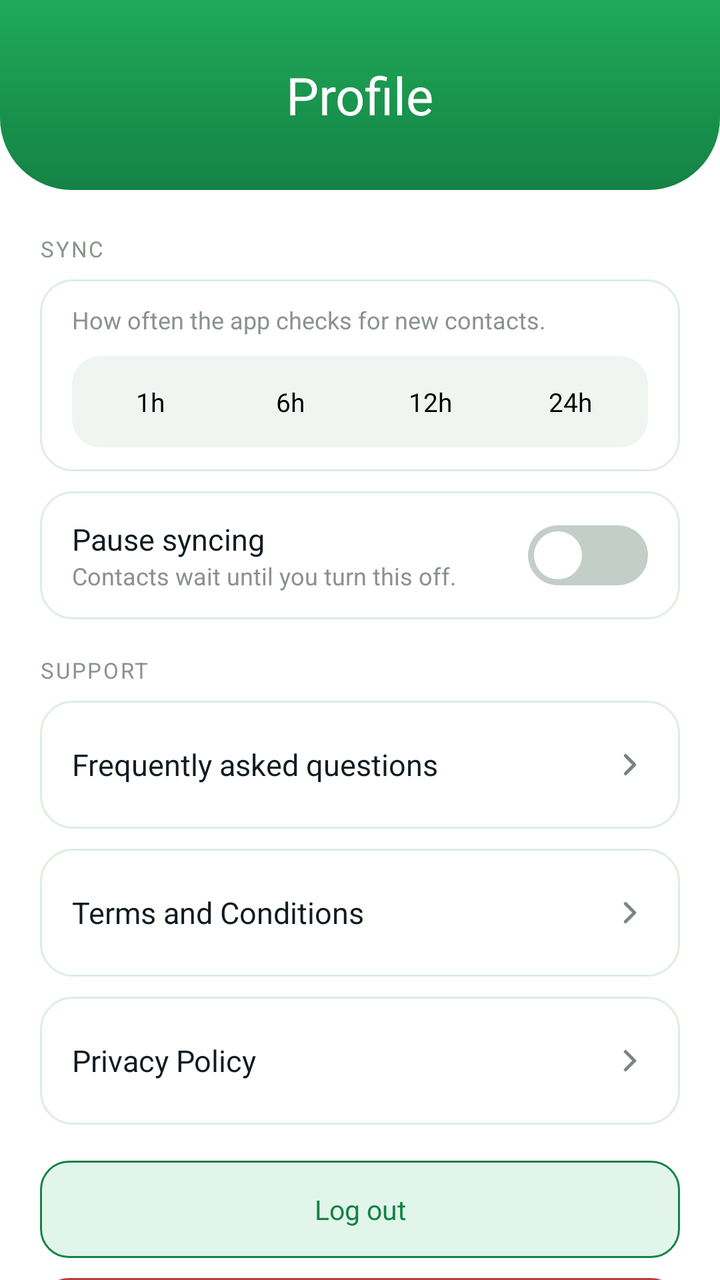
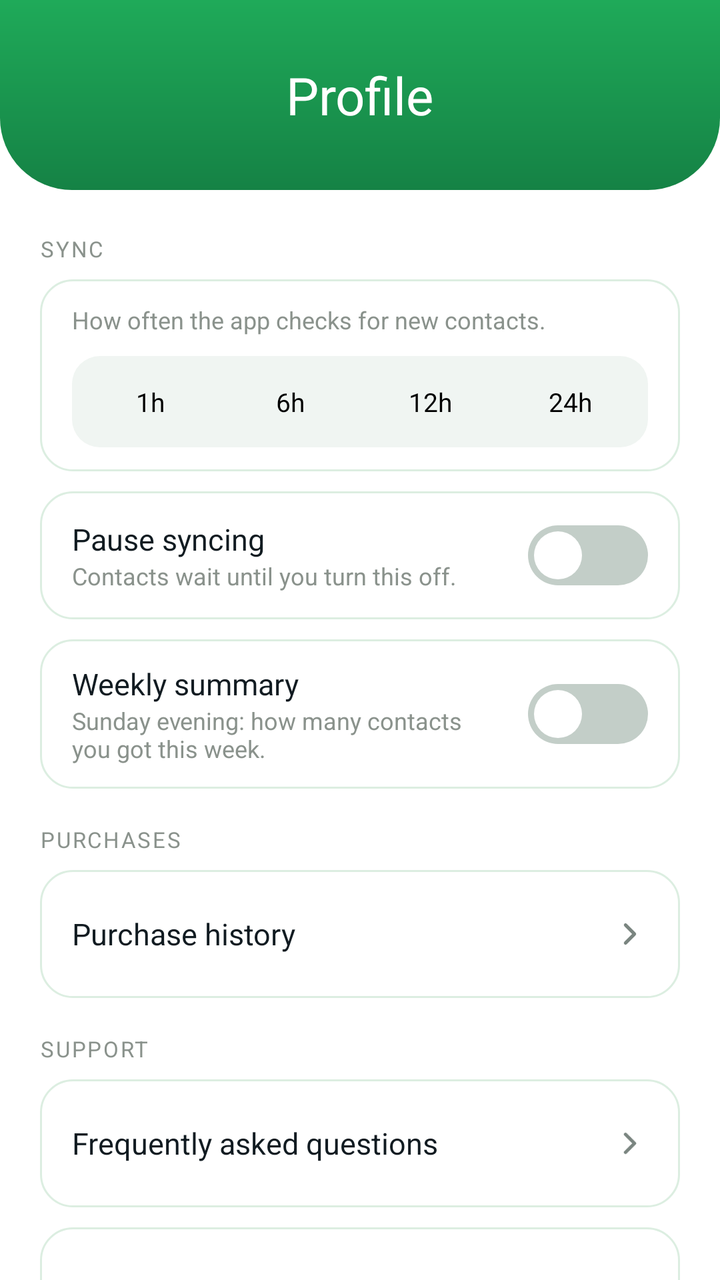

The first picture is an Android layout as it rendered before a commit; the second is the same layout after the commit. The layout source and the unified diff follow.
<!-- AndroidManifest.xml: application theme Theme.ViewGrow.Starting -->
<!-- res/layout/fragment_profile.xml -->
<?xml version="1.0" encoding="utf-8"?>
<LinearLayout xmlns:android="http://schemas.android.com/apk/res/android"
    xmlns:app="http://schemas.android.com/apk/res-auto"
    android:layout_width="match_parent"
    android:layout_height="match_parent"
    android:background="@color/surface"
    android:orientation="vertical">

    
    <LinearLayout
        android:id="@+id/hero"
        android:layout_width="match_parent"
        android:layout_height="wrap_content"
        android:background="@drawable/bg_hero"
        android:gravity="center_horizontal"
        android:orientation="vertical"
        android:paddingTop="30dp"
        android:paddingBottom="30dp">
        <LinearLayout
            android:layout_width="wrap_content"
            android:layout_height="wrap_content"
            android:gravity="center_vertical"
            android:orientation="horizontal">
            <TextView
                android:layout_width="wrap_content"
                android:layout_height="wrap_content"
                android:tag="extrabold"
                android:text="Profile"
                android:textColor="@color/white"
                android:textSize="26sp" />
        </LinearLayout>
    </LinearLayout>

    <ScrollView
        android:layout_width="match_parent"
        android:layout_height="0dp"
        android:layout_weight="1"
        android:clipToPadding="false"
        android:paddingBottom="90dp"
        android:scrollbars="none">

        
        <LinearLayout
            android:layout_width="match_parent"
            android:layout_height="wrap_content"
            android:orientation="vertical"
            android:paddingStart="20dp"
            android:paddingTop="22dp"
            android:paddingEnd="20dp"
            android:paddingBottom="20dp">

            <TextView style="@style/SectionLabel" android:layout_marginTop="0dp" android:text="SYNC" />

            
            <LinearLayout
                android:id="@+id/row_interval"
                style="@style/SettingRow"
                android:orientation="vertical"
                android:gravity="start">
                <TextView style="@style/SettingSub" android:text="How often the app checks for new contacts." />
                <LinearLayout
                    android:layout_width="match_parent"
                    android:layout_height="wrap_content"
                    android:layout_marginTop="10dp"
                    android:background="@drawable/bg_seg_track"
                    android:orientation="horizontal"
                    android:padding="4dp">
                    <TextView
                        android:id="@+id/seg_1"
                        android:layout_width="0dp"
                        android:layout_height="wrap_content"
                        android:layout_weight="1"
                        android:gravity="center"
                        android:paddingTop="10dp"
                        android:paddingBottom="10dp"
                        android:tag="semibold"
                        android:text="1h"
                        android:textSize="13sp" />
                    <TextView
                        android:id="@+id/seg_6"
                        android:layout_width="0dp"
                        android:layout_height="wrap_content"
                        android:layout_weight="1"
                        android:gravity="center"
                        android:paddingTop="10dp"
                        android:paddingBottom="10dp"
                        android:tag="semibold"
                        android:text="6h"
                        android:textSize="13sp" />
                    <TextView
                        android:id="@+id/seg_12"
                        android:layout_width="0dp"
                        android:layout_height="wrap_content"
                        android:layout_weight="1"
                        android:gravity="center"
                        android:paddingTop="10dp"
                        android:paddingBottom="10dp"
                        android:tag="semibold"
                        android:text="12h"
                        android:textSize="13sp" />
                    <TextView
                        android:id="@+id/seg_24"
                        android:layout_width="0dp"
                        android:layout_height="wrap_content"
                        android:layout_weight="1"
                        android:gravity="center"
                        android:paddingTop="10dp"
                        android:paddingBottom="10dp"
                        android:tag="semibold"
                        android:text="24h"
                        android:textSize="13sp" />
                </LinearLayout>
            </LinearLayout>

            <LinearLayout style="@style/SettingRow">
                <LinearLayout
                    android:layout_width="0dp"
                    android:layout_height="wrap_content"
                    android:layout_weight="1"
                    android:orientation="vertical">
                    <TextView style="@style/SettingTitle" android:text="Pause syncing" />
                    <TextView style="@style/SettingSub" android:text="Contacts wait until you turn this off." />
                </LinearLayout>
                <androidx.appcompat.widget.SwitchCompat
                    android:id="@+id/sw_pause"
                    style="@style/SettingSwitch" />
            </LinearLayout>

            <TextView style="@style/SectionLabel" android:text="SUPPORT" />

            <LinearLayout
                android:id="@+id/row_help"
                style="@style/SettingRow"
                android:clickable="true"
                android:focusable="true">
                <TextView style="@style/SettingTitle" android:layout_width="0dp" android:layout_weight="1" android:text="Frequently asked questions" />
                <ImageView
                    android:layout_width="18dp"
                    android:layout_height="18dp"
                    android:contentDescription="@null"
                    android:src="@drawable/ic_chevron_right" />
            </LinearLayout>

            <LinearLayout
                android:id="@+id/row_terms"
                style="@style/SettingRow"
                android:clickable="true"
                android:focusable="true">
                <TextView style="@style/SettingTitle" android:layout_width="0dp" android:layout_weight="1" android:text="Terms and Conditions" />
                <ImageView
                    android:layout_width="18dp"
                    android:layout_height="18dp"
                    android:contentDescription="@null"
                    android:src="@drawable/ic_chevron_right" />
            </LinearLayout>

            <LinearLayout
                android:id="@+id/row_privacy"
                style="@style/SettingRow"
                android:clickable="true"
                android:focusable="true">
                <TextView style="@style/SettingTitle" android:layout_width="0dp" android:layout_weight="1" android:text="Privacy Policy" />
                <ImageView
                    android:layout_width="18dp"
                    android:layout_height="18dp"
                    android:contentDescription="@null"
                    android:src="@drawable/ic_chevron_right" />
            </LinearLayout>

            
            <TextView
                android:id="@+id/btn_logout"
                android:layout_width="match_parent"
                android:layout_height="wrap_content"
                android:layout_marginTop="8dp"
                android:background="@drawable/bg_logout"
                android:clickable="true"
                android:focusable="true"
                android:gravity="center"
                android:paddingTop="15dp"
                android:paddingBottom="15dp"
                android:tag="bold"
                android:text="Log out"
                android:textColor="@color/green_text"
                android:textSize="13.5sp" />

            <TextView
                android:id="@+id/btn_delete"
                android:layout_width="match_parent"
                android:layout_height="wrap_content"
                android:layout_marginTop="10dp"
                android:background="@drawable/bg_delete"
                android:clickable="true"
                android:focusable="true"
                android:gravity="center"
                android:paddingTop="15dp"
                android:paddingBottom="15dp"
                android:tag="bold"
                android:text="Delete My Contacts"
                android:textColor="@color/red_dark"
                android:textSize="13.5sp" />

            <TextView
                android:id="@+id/version"
                android:layout_width="match_parent"
                android:layout_height="wrap_content"
                android:layout_marginTop="16dp"
                android:gravity="center"
                android:textColor="@color/muted"
                android:textSize="12sp" />
        </LinearLayout>
    </ScrollView>
</LinearLayout>
<!-- resources referenced by this layout -->
<resources>
  <color name="green_text">#158245</color>
  <color name="muted">#8A928C</color>
  <color name="red_dark">#B3413D</color>
  <color name="surface">#FFFFFF</color>
  <color name="white">#FFFFFF</color>
  <!-- drawable bg_delete (drawable) -->
  <?xml version="1.0" encoding="utf-8"?>
  <shape xmlns:android="http://schemas.android.com/apk/res/android" android:shape="rectangle">
      <solid android:color="@color/red_bg" />
      <stroke android:width="1dp" android:color="@color/red_dark" />
      <corners android:radius="14dp" />
  </shape>
  <!-- drawable bg_hero (drawable) -->
  <?xml version="1.0" encoding="utf-8"?>
  <shape xmlns:android="http://schemas.android.com/apk/res/android" android:shape="rectangle">
      <gradient android:angle="270" android:startColor="@color/green" android:endColor="@color/green_dark" />
      <corners android:bottomLeftRadius="36dp" android:bottomRightRadius="36dp" />
  </shape>
  <!-- drawable bg_logout (drawable) -->
  <?xml version="1.0" encoding="utf-8"?>
  <shape xmlns:android="http://schemas.android.com/apk/res/android" android:shape="rectangle">
      <solid android:color="@color/tint" />
      <stroke android:width="1dp" android:color="@color/green_text" />
      <corners android:radius="14dp" />
  </shape>
  <!-- drawable bg_seg_track (drawable) -->
  <?xml version="1.0" encoding="utf-8"?>
  <shape xmlns:android="http://schemas.android.com/apk/res/android" android:shape="rectangle">
      <solid android:color="@color/seg_track" />
      <corners android:radius="14dp" />
  </shape>
  <style name="SettingSub">
          <item name="android:layout_width">wrap_content</item>
          <item name="android:layout_height">wrap_content</item>
          <item name="android:textColor">@color/muted</item>
          <item name="android:textSize">12sp</item>
      </style>
  <style name="SettingTitle">
          <item name="android:layout_width">wrap_content</item>
          <item name="android:layout_height">wrap_content</item>
          <item name="android:tag">semibold</item>
          <item name="android:textColor">@color/dark</item>
          <item name="android:textSize">15sp</item>
      </style>
  <style name="Theme.ViewGrow.Starting" parent="Theme.SplashScreen">
          <item name="windowSplashScreenBackground">@color/splash_bg</item>
          <item name="windowSplashScreenAnimatedIcon">@drawable/splash_icon</item>
          <item name="postSplashScreenTheme">@style/Theme.ViewGrow</item>
      </style>
  <color name="red_bg">#FBEAE9</color>
  <color name="green">#1FAA59</color>
  <color name="green_dark">#158245</color>
  <color name="tint">#E1F5EB</color>
  <color name="seg_track">#F0F5F2</color>
  <color name="text2">#7A8580</color>
  <!-- drawable bg_card (drawable) -->
  <?xml version="1.0" encoding="utf-8"?>
  <shape xmlns:android="http://schemas.android.com/apk/res/android" android:shape="rectangle">
      <solid android:color="@color/surface" />
      <stroke android:width="1dp" android:color="@color/border" />
      <corners android:radius="16dp" />
  </shape>
  <!-- drawable switch_thumb_shape (drawable) -->
  <?xml version="1.0" encoding="utf-8"?>
  <layer-list xmlns:android="http://schemas.android.com/apk/res/android">
      <item
          android:left="3dp"
          android:top="3dp"
          android:right="3dp"
          android:bottom="3dp">
          <shape android:shape="oval">
              <size android:width="24dp" android:height="24dp" />
              <solid android:color="#FFFFFFFF" />
          </shape>
      </item>
  </layer-list>
  <!-- drawable switch_track_shape (drawable) -->
  <?xml version="1.0" encoding="utf-8"?>
  <shape xmlns:android="http://schemas.android.com/apk/res/android" android:shape="rectangle">
      <size android:width="52dp" android:height="30dp" />
      <corners android:radius="15dp" />
      <solid android:color="#FFFFFFFF" />
  </shape>
  <color name="dark">#111B21</color>
  <color name="splash_bg">#F6F6F6</color>
  <color name="border">#DCEEE1</color>
  <!-- unchanged entries left out for length: 6 -->
</resources>

<!-- the commit's change to res/layout/fragment_profile.xml (unified diff, before → after) -->
@@ -126,6 +126,35 @@
                     style="@style/SettingSwitch" />
             </LinearLayout>
 
+            <LinearLayout style="@style/SettingRow">
+                <LinearLayout
+                    android:layout_width="0dp"
+                    android:layout_height="wrap_content"
+                    android:layout_weight="1"
+                    android:orientation="vertical">
+                    <TextView style="@style/SettingTitle" android:text="Weekly summary" />
+                    <TextView style="@style/SettingSub" android:text="Sunday evening: how many contacts you got this week." />
+                </LinearLayout>
+                <androidx.appcompat.widget.SwitchCompat
+                    android:id="@+id/sw_weekly"
+                    style="@style/SettingSwitch" />
+            </LinearLayout>
+
+            <TextView style="@style/SectionLabel" android:text="PURCHASES" />
+
+            <LinearLayout
+                android:id="@+id/row_purchases"
+                style="@style/SettingRow"
+                android:clickable="true"
+                android:focusable="true">
+                <TextView style="@style/SettingTitle" android:layout_width="0dp" android:layout_weight="1" android:text="Purchase history" />
+                <ImageView
+                    android:layout_width="18dp"
+                    android:layout_height="18dp"
+                    android:contentDescription="@null"
+                    android:src="@drawable/ic_chevron_right" />
+            </LinearLayout>
+
             <TextView style="@style/SectionLabel" android:text="SUPPORT" />
 
             <LinearLayout
@@ -201,6 +230,22 @@
                 android:textSize="13.5sp" />
 
             <TextView
+                android:id="@+id/btn_delete_account"
+                android:layout_width="match_parent"
+                android:layout_height="wrap_content"
+                android:layout_marginTop="10dp"
+                android:background="@drawable/bg_delete"
+                android:clickable="true"
+                android:focusable="true"
+                android:gravity="center"
+                android:paddingTop="15dp"
+                android:paddingBottom="15dp"
+                android:tag="bold"
+                android:text="Delete my account"
+                android:textColor="@color/red_dark"
+                android:textSize="13.5sp" />
+
+            <TextView
                 android:id="@+id/version"
                 android:layout_width="match_parent"
                 android:layout_height="wrap_content"
